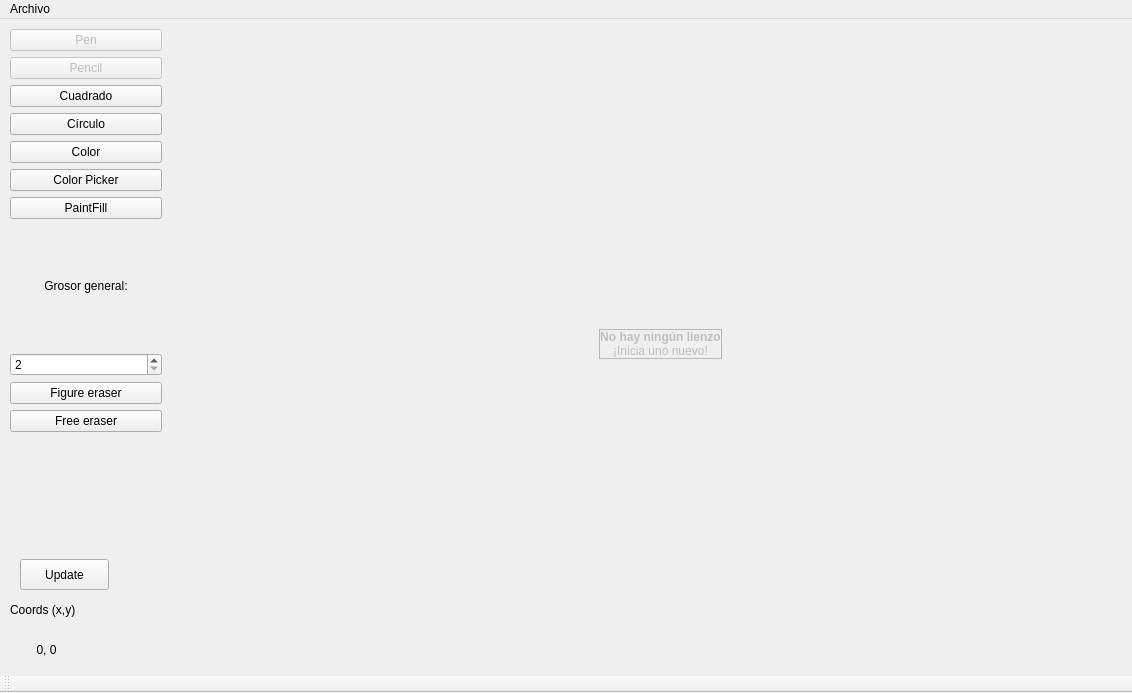
Qt form PaintPlusPlus/mainwindow.ui (Dcastroe10/Proyecto_2_Datos_II) before a commit.
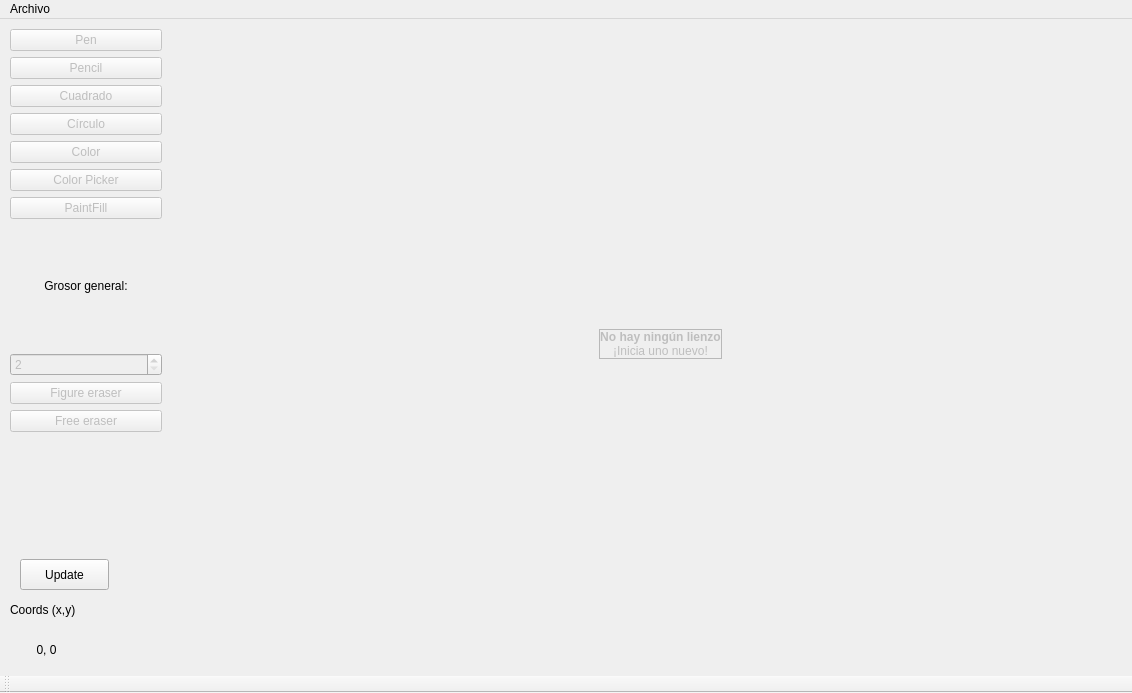
The same form after that commit. Custom widgets are drawn as their Qt base class.

```diff
--- a/PaintPlusPlus/mainwindow.ui
+++ b/PaintPlusPlus/mainwindow.ui
@@ -70,6 +70,9 @@
     <layout class="QGridLayout" name="gridLayout_2">
      <item row="4" column="1">
       <widget class="QPushButton" name="Color_button">
+       <property name="enabled">
+        <bool>false</bool>
+       </property>
        <property name="text">
         <string>Color</string>
        </property>
@@ -77,6 +80,9 @@
      </item>
      <item row="9" column="1">
       <widget class="QPushButton" name="figureeraserButton">
+       <property name="enabled">
+        <bool>false</bool>
+       </property>
        <property name="text">
         <string>Figure eraser</string>
        </property>
@@ -84,6 +90,9 @@
      </item>
      <item row="2" column="1">
       <widget class="QPushButton" name="squareButton">
+       <property name="enabled">
+        <bool>false</bool>
+       </property>
        <property name="text">
         <string>Cuadrado</string>
        </property>
@@ -121,6 +130,9 @@
      </item>
      <item row="3" column="1">
       <widget class="QPushButton" name="circle_Button">
+       <property name="enabled">
+        <bool>false</bool>
+       </property>
        <property name="text">
         <string>Círculo</string>
        </property>
@@ -128,6 +140,9 @@
      </item>
      <item row="8" column="1">
       <widget class="QSpinBox" name="spinBox">
+       <property name="enabled">
+        <bool>false</bool>
+       </property>
        <property name="minimum">
         <number>2</number>
        </property>
@@ -141,6 +156,9 @@
      </item>
      <item row="5" column="1">
       <widget class="QPushButton" name="colorPickerButton">
+       <property name="enabled">
+        <bool>false</bool>
+       </property>
        <property name="text">
         <string>Color Picker</string>
        </property>
@@ -148,6 +166,9 @@
      </item>
      <item row="10" column="1">
       <widget class="QPushButton" name="eraserButton">
+       <property name="enabled">
+        <bool>false</bool>
+       </property>
        <property name="text">
         <string>Free eraser</string>
        </property>
@@ -155,6 +176,9 @@
      </item>
      <item row="6" column="1">
       <widget class="QPushButton" name="paintFillButton">
+       <property name="enabled">
+        <bool>false</bool>
+       </property>
        <property name="text">
         <string>PaintFill</string>
        </property>
```
Left out of the diff: 8 changed lines with no effect on the pictures.
